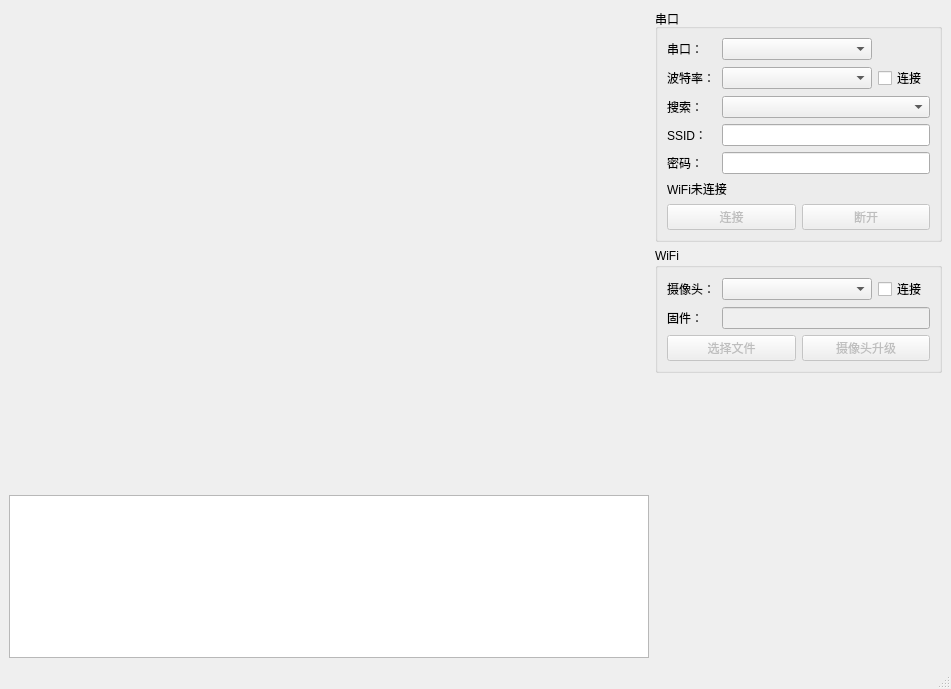
Above: src/ui/main_window.ui from 625607188/Camera-Collector before the change. Below: the same form after it.
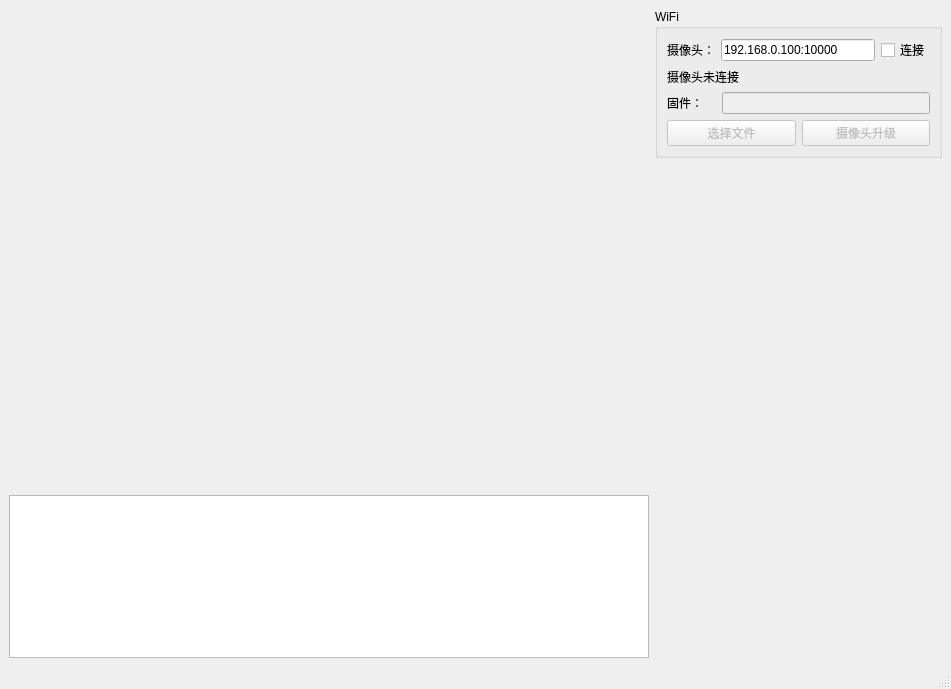
That is the form after the change.

Commit message: Updated code in alignment with new requirements:     1. delete serial     2. update the way of connect camera

The edit to the form file:
```diff
--- a/src/ui/main_window.ui
+++ b/src/ui/main_window.ui
@@ -29,7 +29,7 @@
    <bool>false</bool>
   </property>
   <widget class="QWidget" name="centralwidget">
-   <layout class="QHBoxLayout" name="horizontalLayout_7">
+   <layout class="QHBoxLayout" name="horizontalLayout_2">
     <item>
      <layout class="QVBoxLayout" name="verticalLayout_5">
       <item>
@@ -54,237 +54,15 @@
      </layout>
     </item>
     <item>
-     <layout class="QVBoxLayout" name="verticalLayout_6">
-      <item>
-       <widget class="QGroupBox" name="groupBox">
-        <property name="title">
-         <string>串口</string>
-        </property>
-        <layout class="QVBoxLayout" name="verticalLayout_4">
-         <item>
-          <layout class="QVBoxLayout" name="verticalLayout">
-           <item>
-            <layout class="QHBoxLayout" name="horizontalLayout">
-             <item>
-              <widget class="QLabel" name="label">
-               <property name="minimumSize">
-                <size>
-                 <width>49</width>
-                 <height>0</height>
-                </size>
-               </property>
-               <property name="maximumSize">
-                <size>
-                 <width>49</width>
-                 <height>16777215</height>
-                </size>
-               </property>
-               <property name="text">
-                <string>串口：</string>
-               </property>
-              </widget>
-             </item>
-             <item>
-              <widget class="QComboBox" name="comboBox_serial">
-               <property name="minimumSize">
-                <size>
-                 <width>150</width>
-                 <height>0</height>
-                </size>
-               </property>
-              </widget>
-             </item>
-             <item>
-              <spacer name="horizontalSpacer">
-               <property name="orientation">
-                <enum>Qt::Horizontal</enum>
-               </property>
-               <property name="sizeHint" stdset="0">
-                <size>
-                 <width>40</width>
-                 <height>20</height>
-                </size>
-               </property>
-              </spacer>
-             </item>
-            </layout>
-           </item>
-           <item>
-            <layout class="QHBoxLayout" name="horizontalLayout_3">
-             <item>
-              <widget class="QLabel" name="label_6">
-               <property name="minimumSize">
-                <size>
-                 <width>49</width>
-                 <height>0</height>
-                </size>
-               </property>
-               <property name="maximumSize">
-                <size>
-                 <width>49</width>
-                 <height>16777215</height>
-                </size>
-               </property>
-               <property name="text">
-                <string>波特率：</string>
-               </property>
-              </widget>
-             </item>
-             <item>
-              <widget class="QComboBox" name="comboBox_baud">
-               <property name="minimumSize">
-                <size>
-                 <width>150</width>
-                 <height>0</height>
-                </size>
-               </property>
-              </widget>
-             </item>
-             <item>
-              <widget class="QCheckBox" name="checkBox_serial">
-               <property name="minimumSize">
-                <size>
-                 <width>40</width>
-                 <height>0</height>
-                </size>
-               </property>
-               <property name="text">
-                <string>连接</string>
-               </property>
-              </widget>
-             </item>
-            </layout>
-           </item>
-           <item>
-            <layout class="QFormLayout" name="formLayout">
-             <item row="0" column="0">
-              <widget class="QLabel" name="label_5">
-               <property name="minimumSize">
-                <size>
-                 <width>49</width>
-                 <height>0</height>
-                </size>
-               </property>
-               <property name="maximumSize">
-                <size>
-                 <width>49</width>
-                 <height>16777215</height>
-                </size>
-               </property>
-               <property name="text">
-                <string>搜索：</string>
-               </property>
-              </widget>
-             </item>
-             <item row="0" column="1">
-              <widget class="QComboBox" name="comboBox_ssid">
-               <property name="enabled">
-                <bool>true</bool>
-               </property>
-              </widget>
-             </item>
-             <item row="1" column="0">
-              <widget class="QLabel" name="label_2">
-               <property name="minimumSize">
-                <size>
-                 <width>49</width>
-                 <height>0</height>
-                </size>
-               </property>
-               <property name="maximumSize">
-                <size>
-                 <width>49</width>
-                 <height>16777215</height>
-                </size>
-               </property>
-               <property name="text">
-                <string>SSID：</string>
-               </property>
-              </widget>
-             </item>
-             <item row="1" column="1">
-              <widget class="QLineEdit" name="lineEdit_ssid"/>
-             </item>
-             <item row="2" column="0">
-              <widget class="QLabel" name="label_3">
-               <property name="minimumSize">
-                <size>
-                 <width>49</width>
-                 <height>0</height>
-                </size>
-               </property>
-               <property name="maximumSize">
-                <size>
-                 <width>49</width>
-                 <height>16777215</height>
-                </size>
-               </property>
-               <property name="text">
-                <string>密码：</string>
-               </property>
-              </widget>
-             </item>
-             <item row="2" column="1">
-              <widget class="QLineEdit" name="lineEdit_password">
-               <property name="enabled">
-                <bool>true</bool>
-               </property>
-              </widget>
-             </item>
-            </layout>
-           </item>
-           <item>
-            <widget class="QLabel" name="label_wifiStatus">
-             <property name="text">
-              <string>WiFi未连接</string>
-             </property>
-            </widget>
-           </item>
-           <item>
-            <layout class="QHBoxLayout" name="horizontalLayout_4">
-             <item>
-              <widget class="QPushButton" name="pushButton_connectWiFi">
-               <property name="enabled">
-                <bool>false</bool>
-               </property>
-               <property name="maximumSize">
-                <size>
-                 <width>16777215</width>
-                 <height>16777215</height>
-                </size>
-               </property>
-               <property name="text">
-                <string>连接</string>
-               </property>
-              </widget>
-             </item>
-             <item>
-              <widget class="QPushButton" name="pushButton_disconnectWiFi">
-               <property name="enabled">
-                <bool>false</bool>
-               </property>
-               <property name="text">
-                <string>断开</string>
-               </property>
-              </widget>
-             </item>
-            </layout>
-           </item>
-          </layout>
-         </item>
-        </layout>
-       </widget>
-      </item>
+     <layout class="QVBoxLayout" name="verticalLayout_2">
       <item>
        <widget class="QGroupBox" name="groupBox_2">
         <property name="title">
          <string>WiFi</string>
         </property>
-        <layout class="QVBoxLayout" name="verticalLayout_3">
+        <layout class="QVBoxLayout" name="verticalLayout">
          <item>
-          <layout class="QVBoxLayout" name="verticalLayout_2">
-           <item>
-            <layout class="QHBoxLayout" name="horizontalLayout_2">
+          <layout class="QHBoxLayout" name="horizontalLayout">
              <item>
               <widget class="QLabel" name="label_4">
                <property name="maximumSize">
@@ -299,12 +77,9 @@
               </widget>
              </item>
              <item>
-              <widget class="QComboBox" name="comboBox_camera">
-               <property name="minimumSize">
-                <size>
-                 <width>150</width>
-                 <height>0</height>
-                </size>
+            <widget class="QLineEdit" name="lineEdit_ipPort">
+             <property name="text">
+              <string>192.168.0.100:10000</string>
                </property>
               </widget>
              </item>
@@ -317,6 +92,13 @@
              </item>
             </layout>
            </item>
+         <item>
+          <widget class="QLabel" name="label_cameraStatus">
+           <property name="text">
+            <string>摄像头未连接</string>
+           </property>
+          </widget>
+         </item>
            <item>
             <layout class="QHBoxLayout" name="horizontalLayout_5">
              <item>
@@ -369,8 +151,6 @@
             </layout>
            </item>
           </layout>
-         </item>
-        </layout>
        </widget>
       </item>
       <item>
```
Left out of the diff: 30 changed lines with no effect on the pictures. Lines whose indentation alone changed are shown as unchanged. The commit also changes 19 other files.
